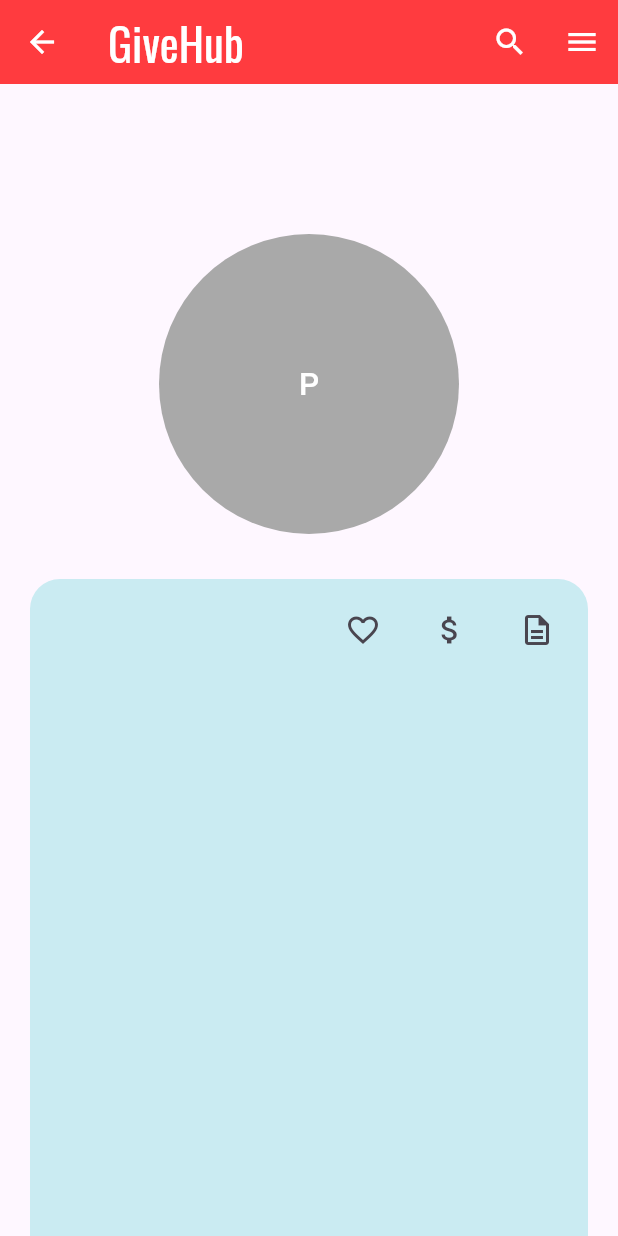
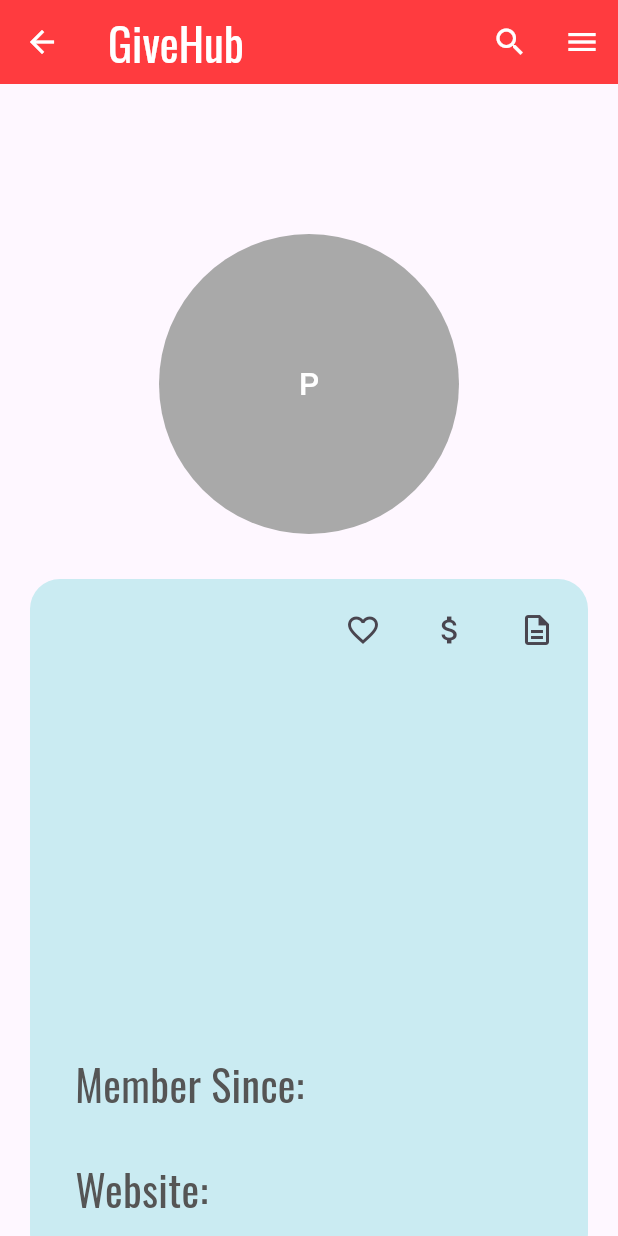
Before and after one commit to htthuyen/senior_design, a Flutter app: the NPProfilePage screen opened by its route, on a phone screen of 412 x 824 dp. Run offline on Flutter 3.47's test engine with Material 3 defaults, Android fonts, the phone set to English and light mode, and no system bars; our stand-ins replace firebase_analytics, firebase_auth, firebase_core, firebase_database, firebase_messaging, google_fonts and 2 more; missing offline and left inert: dart:html, dart:js_interop; accounts and stored records are empty.

Commit message:
Update npprofilepage.dart

```diff
--- a/lib/webpages/np/npprofilepage.dart
+++ b/lib/webpages/np/npprofilepage.dart
@@ -75,8 +75,8 @@ class _NPProfilePageState extends State<NPProfilePage> {
             email = userEmail;
             aboutUs = 'Give a 10 word description of your non-profit.';
             weAreSeeking = 'We are currently seeking: ' + trimmedUserWeAreSeeking;
-            member = 'Member since: '+ memberSince;
-            website = 'Website: ';
+            member =  memberSince;
+            website = 'website';
           });
         }
       });
@@ -353,12 +353,12 @@ class _NPProfilePageState extends State<NPProfilePage> {
                         ),
                         SizedBox(height: 30),
                         Text(
-                          member,
+                          'Member Since: '+ member,
                           style: GoogleFonts.oswald(fontSize: 28, color:Color(0x555555).withOpacity(1))
                         ),
                         SizedBox(height: 30),
                         Text(
-                          website,
+                          'Website: ' + website,
                           style: GoogleFonts.oswald(fontSize: 28, color:Color(0x555555).withOpacity(1))
                         ),
                       ],
```
